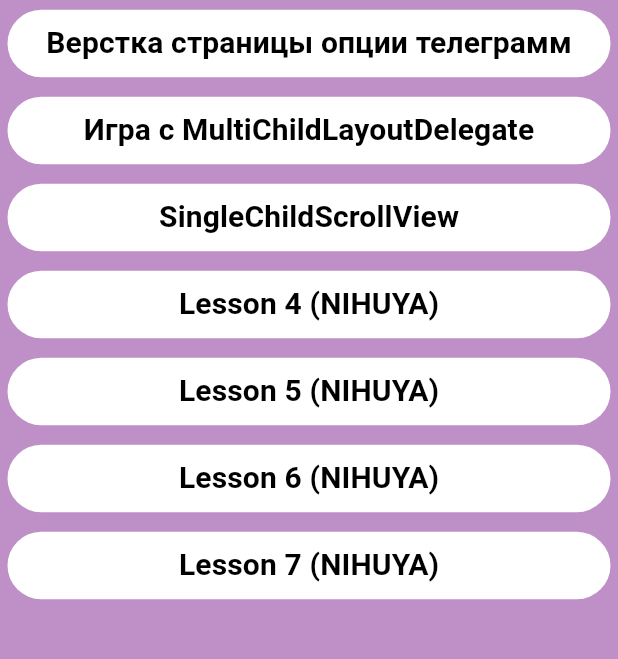
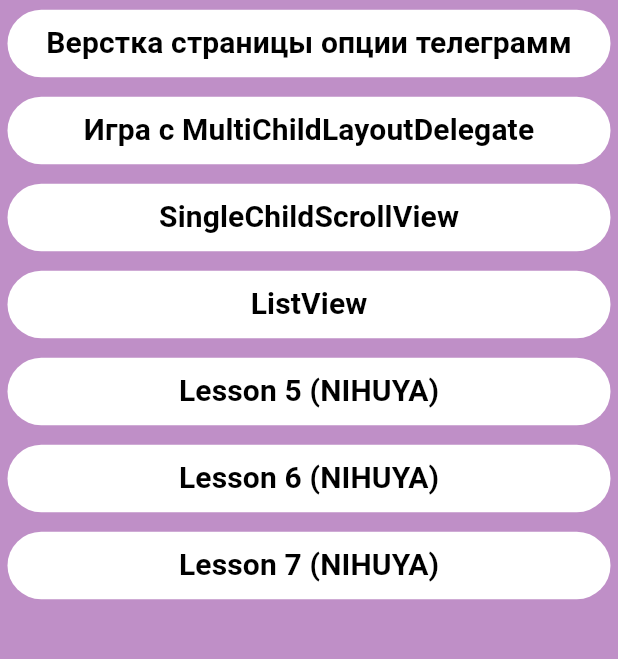
Before and after one commit to AleksandrVin322/-TrashOfEverything, a Flutter app: the NavigationScreenList screen opened directly, on a phone screen of 412 x 824 dp, the part 75-734 px from its top. Run offline on Flutter 3.47's test engine with Material 3 defaults, Android fonts, the light colour scheme and no system bars.

Commit message:
Добавлен урок с ListView, его методами. Реализована фича с сохранением данных в полях при скроллинге.

```diff
--- a/lib/widget/screens/screen_list_page/navigation.dart
+++ b/lib/widget/screens/screen_list_page/navigation.dart
@@ -1,6 +1,7 @@
 import 'package:flutter/material.dart';
 import 'package:my_first_pet_project/widget/my_style_widget/my_app_bar_pages.dart';
 import 'package:my_first_pet_project/widget/my_style_widget/text_button_navigation_page.dart';
+import 'package:my_first_pet_project/widget/screens/list_view/my_list_view.dart';
 import 'package:my_first_pet_project/widget/screens/multu_child_layout_delegate/my_multi_child_layout_delegate.dart';
 import 'package:my_first_pet_project/widget/screens/screen_tg_options/tg_options.dart';
 import 'package:my_first_pet_project/widget/screens/single_child_scroll_view/single_child_scroll_view.dart';
@@ -43,8 +44,12 @@
               ),
             ),
             TextButtonNavigation(
-              text: 'Lesson 4 (NIHUYA)',
-              func: () => {},
+              text: 'ListView',
+              func: () => Navigator.of(context).push(
+                MaterialPageRoute(
+                  builder: (context) => const MyListView(),
+                ),
+              ),
             ),
             TextButtonNavigation(
               text: 'Lesson 5 (NIHUYA)',
```
Also changed, not shown: lib/widget/screens/list_view/my_list_view.dart (added, +54 -0 lines).
